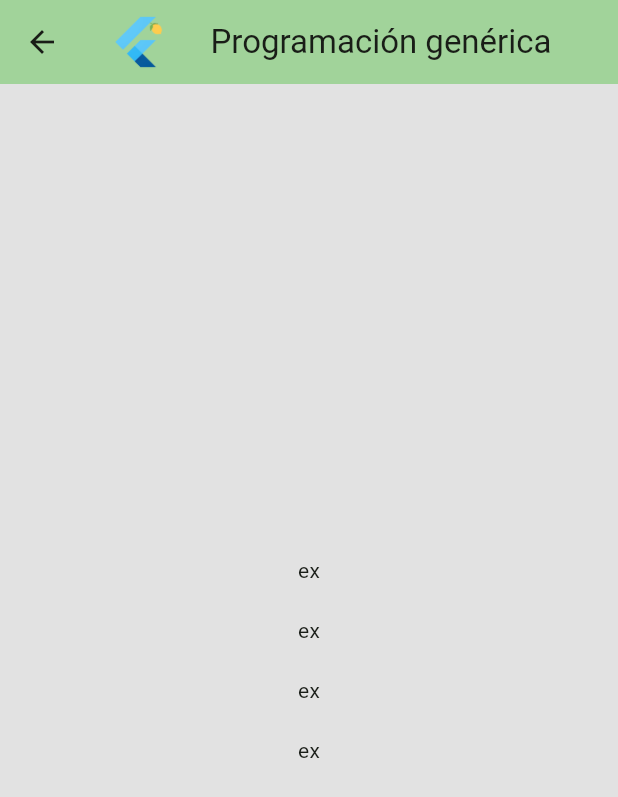
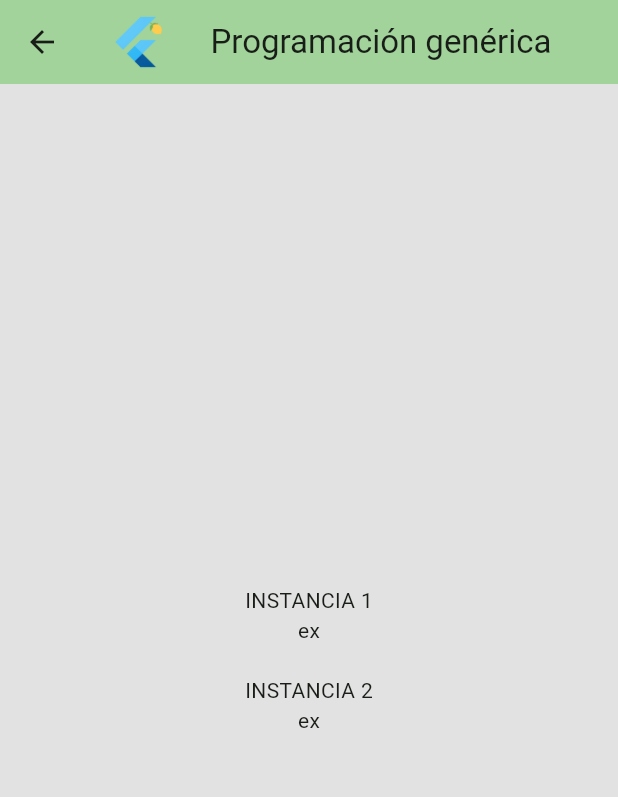
Before and after one commit to carlosparra1998/flutter-murcia-2-oct, a Flutter app: the GenericCodingView screen opened by its route, on a phone screen of 412 x 824 dp. Shown: the top 797 px of the screen. Run offline on Flutter 3.47's test engine with Material 3 defaults, Android fonts, the phone set to English and light mode, and no system bars; our stand-ins replace dio, flutter_dotenv, get; missing offline and left inert: flag.

Commit message:
set base code view generic

```diff
--- a/lib/app/views/generic_coding/generic_coding_view.dart
+++ b/lib/app/views/generic_coding/generic_coding_view.dart
@@ -15,17 +15,18 @@ class _GenericCodingView extends State<GenericCodingView> {
       backgroundColor: Color.fromARGB(255, 226, 226, 226),
       appBar: myAppBar(context, 'Programación genérica'),
       body: Center(
+        child: Padding(
+          padding: const EdgeInsets.symmetric(horizontal: 20),
           child: Column(
             mainAxisAlignment: MainAxisAlignment.center,
             children: [
+              Text('INSTANCIA 1'),
               Text('ex'),
               SizedBox(height: 20),
-            Text('ex'),
-            SizedBox(height: 20),
-            Text('ex'),
-            SizedBox(height: 20),
+              Text('INSTANCIA 2'),
               Text('ex'),
             ],
+          ),
         ),
       ),
     );
```
Lines whose indentation alone changed are shown as unchanged.
